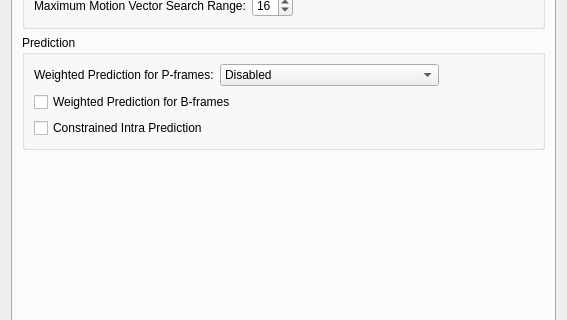
This is avidemux_plugins/ADM_videoEncoder/x265/qt4/x265ConfigDialog.ui in mean00/avidemux2 as Qt 5 draws it before an edit; both pictures show x 0 to 567 and y 228 to 548 of the 567 by 772 pixel window. The edited form follows.
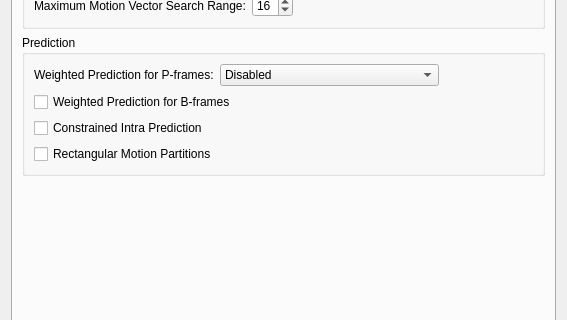
This is the edited form. The open tabs and pages were chosen to show the change.

Commit message:
[x265] Add rectangular motion partitions option
This turns on bEnableRectInter, same as "rect" command line option to
x265.  The slow preset onward turn this on.  Without it being an option,
it's not possible to replicate the slow preset with advanced
configuration.  The avidemux default is off since it's off in the
default x265 options.

What changed in the file:
```diff
--- a/avidemux_plugins/ADM_videoEncoder/x265/qt4/x265ConfigDialog.ui
+++ b/avidemux_plugins/ADM_videoEncoder/x265/qt4/x265ConfigDialog.ui
@@ -1227,6 +1227,13 @@
             </property>
            </widget>
           </item>
+          <item row="4" column="0">
+           <widget class="QCheckBox" name="rectInterCheckBox">
+            <property name="text">
+             <string>Rectangular Motion Partitions</string>
+            </property>
+           </widget>
+          </item>
           <item row="1" column="0">
            <layout class="QGridLayout">
             <item row="0" column="0">
```
Left out of the diff: 1 changed line with no effect on the pictures. The commit also changes 7 other files.
